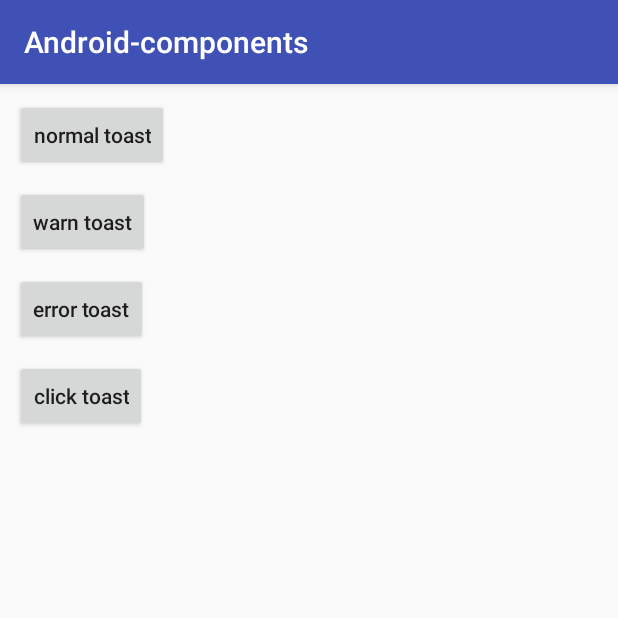
After one commit to LightSun/android-component, an Android app: the TestToastActivity screen opened directly, with no data from a screen before it, on a phone screen of 412 x 824 dp, the top half of it. The commit adds this screen. Run offline under Robolectric (Android 15) with nearby library versions, the phone set to English and light mode, and no system bars; our stand-ins replace ButterKnife; libraries missing offline, so code that uses them is left out: com.heaven7.core.

Commit message:
add app toast and guide component demo

```diff
--- a/Android-components/app/build.gradle
+++ b/Android-components/app/build.gradle
@@ -35,7 +35,7 @@ dependencies {
     compile 'com.heaven7.core.adapter:adapter:1.8.8'
     compile 'com.heaven7.java.base:Java-base:1.0.9'
     compile 'com.heaven7.core.util:util-v1:1.1.2'
-   // compile 'com.heaven7.android.util2:android-util2:1.0.6'
+    compile 'com.heaven7.android.util2:android-util2:1.0.6'
     compile 'com.heaven7.android.pullrefresh2:android-pullrefreshview2:1.0'
 
     compile 'com.jakewharton:butterknife:8.4.0'
@@ -43,5 +43,6 @@ dependencies {
     compile 'com.github.bumptech.glide:glide:3.7.0'
     compile 'com.squareup.picasso:picasso:2.5.2'
 
-    compile project(':android-app-components')
+    //compile project(':android-app-components')
+    compile 'com.heaven7.android.component:android-app-components:1.0.2'
 }
--- a/Android-components/app/src/main/AndroidManifest.xml
+++ b/Android-components/app/src/main/AndroidManifest.xml
@@ -38,6 +38,8 @@
         </activity>
         <activity android:name=".sample.TestGlideComponentActivity"/>
         <activity android:name=".sample.TestLoadingComponentActivity"/>
+        <activity android:name=".sample.TestGuideActivity"/>
+        <activity android:name=".sample.TestToastActivity"/>
     </application>
 
 </manifest>
--- a/Android-components/app/src/main/java/com/heaven7/android/components/demo/AppComponentContext.java
+++ b/Android-components/app/src/main/java/com/heaven7/android/components/demo/AppComponentContext.java
@@ -4,6 +4,7 @@ import android.content.Context;
 import android.os.Bundle;
 import android.support.annotation.Nullable;
 
+import com.heaven7.android.component.guide.AppGuideComponent;
 import com.heaven7.android.component.image.AppImageComponent;
 import com.heaven7.android.component.loading.AppLoadingComponent;
 import com.heaven7.android.component.toast.AppToastComponent;
@@ -18,18 +19,13 @@ public interface AppComponentContext {
 
     AppImageComponent getAppImageComponent();
     AppLoadingComponent getAppLoadingComponent();
-
+    AppGuideComponent getAppGuideComponent();
+    AppToastComponent getAppToastComponent();
     /**
      * get the layout id.
      * @return the layout id
      */
     int getLayoutId();
-
-    /**
-     * get the toaster.
-     * @return  the {@link Toaster}
-     */
-    AppToastComponent getToastWindow();
 
     /**
      * on initialize
--- a/Android-components/app/src/main/java/com/heaven7/android/components/demo/SampleActivity.java
+++ b/Android-components/app/src/main/java/com/heaven7/android/components/demo/SampleActivity.java
@@ -1,7 +1,9 @@
 package com.heaven7.android.components.demo;
 
 import com.heaven7.android.components.demo.sample.TestGlideComponentActivity;
+import com.heaven7.android.components.demo.sample.TestGuideActivity;
 import com.heaven7.android.components.demo.sample.TestLoadingComponentActivity;
+import com.heaven7.android.components.demo.sample.TestToastActivity;
 
 import java.util.List;
 
@@ -14,5 +16,7 @@ public class SampleActivity extends AbsMainActivity {
     protected void addDemos(List<ActivityInfo> list) {
         list.add(new ActivityInfo(TestGlideComponentActivity.class));
         list.add(new ActivityInfo(TestLoadingComponentActivity.class));
+        list.add(new ActivityInfo(TestGuideActivity.class));
+        list.add(new ActivityInfo(TestToastActivity.class));
     }
 }
--- /dev/null
+++ b/Android-components/app/src/main/res/drawable/shape_status_bar_color.xml
@@ -0,0 +1,8 @@
+<?xml version="1.0" encoding="utf-8"?>
+<shape xmlns:android="http://schemas.android.com/apk/res/android" >
+
+    <gradient
+        android:angle="270"
+        android:startColor="#36000000"
+        android:endColor="#00000000" />
+</shape>
--- /dev/null
+++ b/Android-components/app/src/main/res/layout/ac_test_toast.xml
@@ -0,0 +1,43 @@
+<?xml version="1.0" encoding="utf-8"?>
+<LinearLayout xmlns:android="http://schemas.android.com/apk/res/android"
+    android:orientation="vertical" android:layout_width="match_parent"
+    android:layout_height="match_parent"
+    android:fitsSystemWindows="true"
+    >
+
+    <Button
+        android:id="@+id/bt_toast_normal"
+        android:layout_width="wrap_content"
+        android:layout_height="wrap_content"
+        android:text="@string/normal_toast"
+        android:textAllCaps="false"
+        android:layout_marginTop="10dp"
+        android:layout_marginLeft="10dp"
+        />
+    <Button
+        android:id="@+id/bt_toast_warn"
+        android:layout_width="wrap_content"
+        android:layout_height="wrap_content"
+        android:textAllCaps="false"
+        android:text="@string/warn_toast"
+        android:layout_marginTop="10dp"
+        android:layout_marginLeft="10dp"
+        />
+    <Button
+        android:id="@+id/bt_toast_error"
+        android:layout_width="wrap_content"
+        android:layout_height="wrap_content"
+        android:textAllCaps="false"
+        android:text="@string/error_toast"
+        android:layout_marginTop="10dp"
+        android:layout_marginLeft="10dp"/>
+    <Button
+        android:id="@+id/bt_toast_click"
+        android:layout_width="wrap_content"
+        android:layout_height="wrap_content"
+        android:textAllCaps="false"
+        android:text="@string/click_toast"
+        android:layout_marginTop="10dp"
+        android:layout_marginLeft="10dp"/>
+
+</LinearLayout>
--- a/Android-components/app/src/main/res/values/strings.xml
+++ b/Android-components/app/src/main/res/values/strings.xml
@@ -1,3 +1,8 @@
 <resources>
     <string name="app_name">Android-components</string>
+
+    <string name="click_toast">click toast</string>
+    <string name="error_toast">error toast</string>
+    <string name="warn_toast">warn toast</string>
+    <string name="normal_toast">normal toast</string>
 </resources>
```
Also changed, not shown: Android-components/app/src/main/java/com/heaven7/android/components/demo/BaseActivity.java (+15 -3 lines), Android-components/app/src/main/java/com/heaven7/android/components/demo/sample/TestGuideActivity.java (added, +102 -0 lines), Android-components/app/src/main/java/com/heaven7/android/components/demo/sample/TestToastActivity.java (added, +76 -0 lines), Android-components/app/src/main/java/com/heaven7/android/components/demo/toastimpl/AppToastComponentImpl.java (added, +62 -0 lines), Android-components/app/src/main/res/drawable/selector_switch_thumb.xml (added, +21 -0 lines), Android-components/app/src/main/res/drawable/selector_switch_track.xml (added, +21 -0 lines), Android-components/app/src/main/res/drawable/shape_round_green_20dp.xml (added, +9 -0 lines), Android-components/app/src/main/res/drawable/shape_round_red.xml (added, +9 -0 lines), Android-components/app/src/main/res/layout/common_toast_view.xml (added, +23 -0 lines), Android-components/app/src/main/res/layout/test_tip.xml (added, +32 -0 lines), Android-components/app/src/main/res/layout/test_toggle_button.xml (added, +36 -0 lines), Android-components/app/src/main/res/values/styles.xml (+10 -0 lines).
